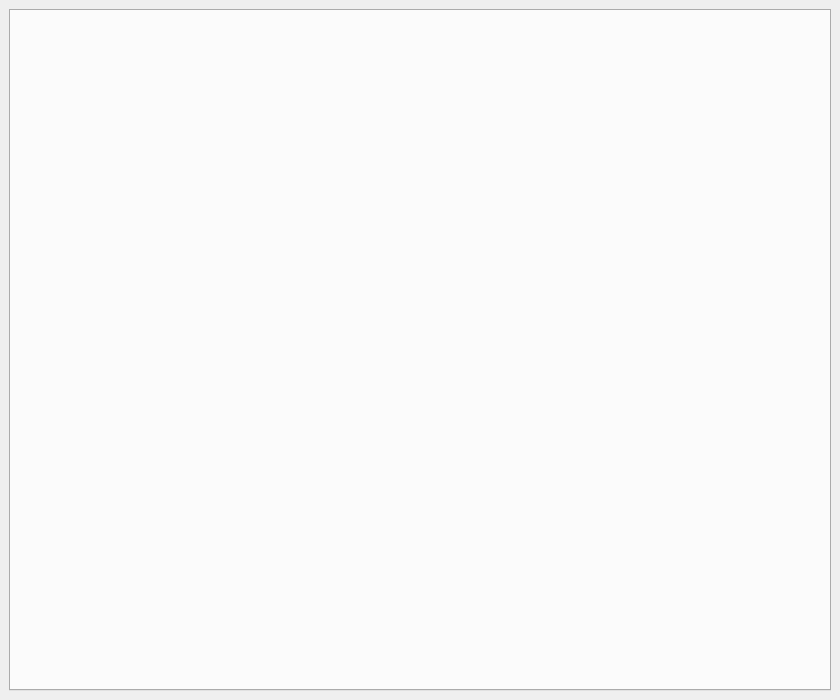
First picture: the form in designer/main_window.ui, repository markop404/media-downloader, before the edit.
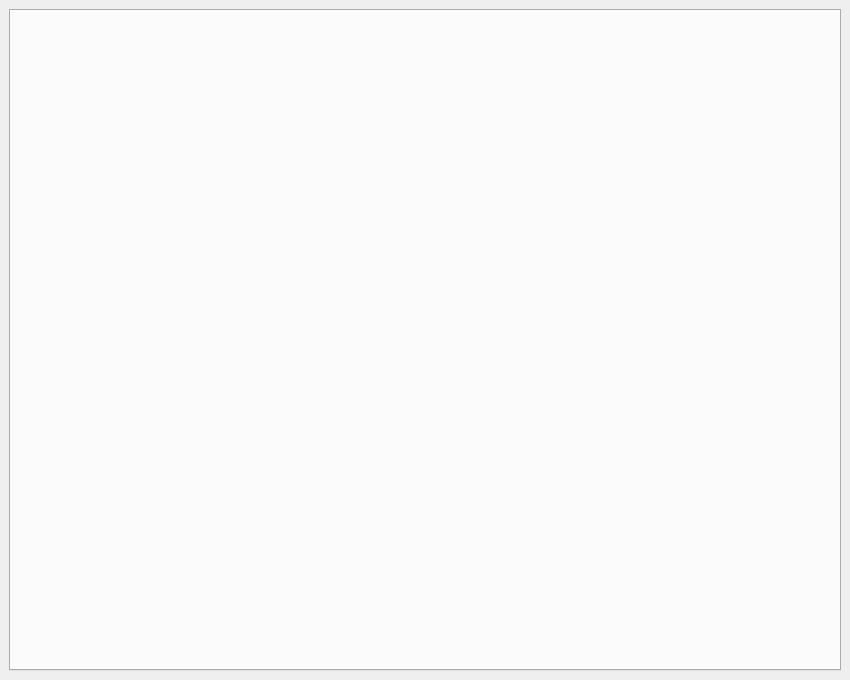
Second picture: the form after the edit. Icons and pictures are not drawn.

Patch:
```diff
--- a/designer/main_window.ui
+++ b/designer/main_window.ui
@@ -6,8 +6,8 @@
    <rect>
     <x>0</x>
     <y>0</y>
-    <width>840</width>
-    <height>700</height>
+    <width>850</width>
+    <height>680</height>
    </rect>
   </property>
   <property name="minimumSize">
```
